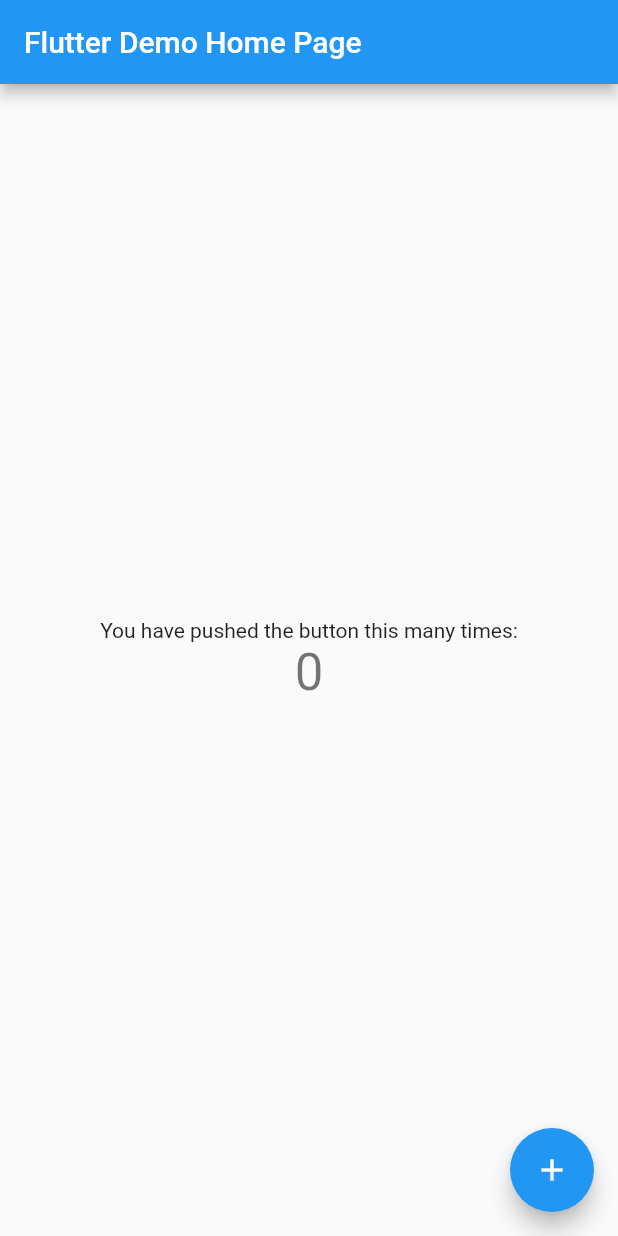
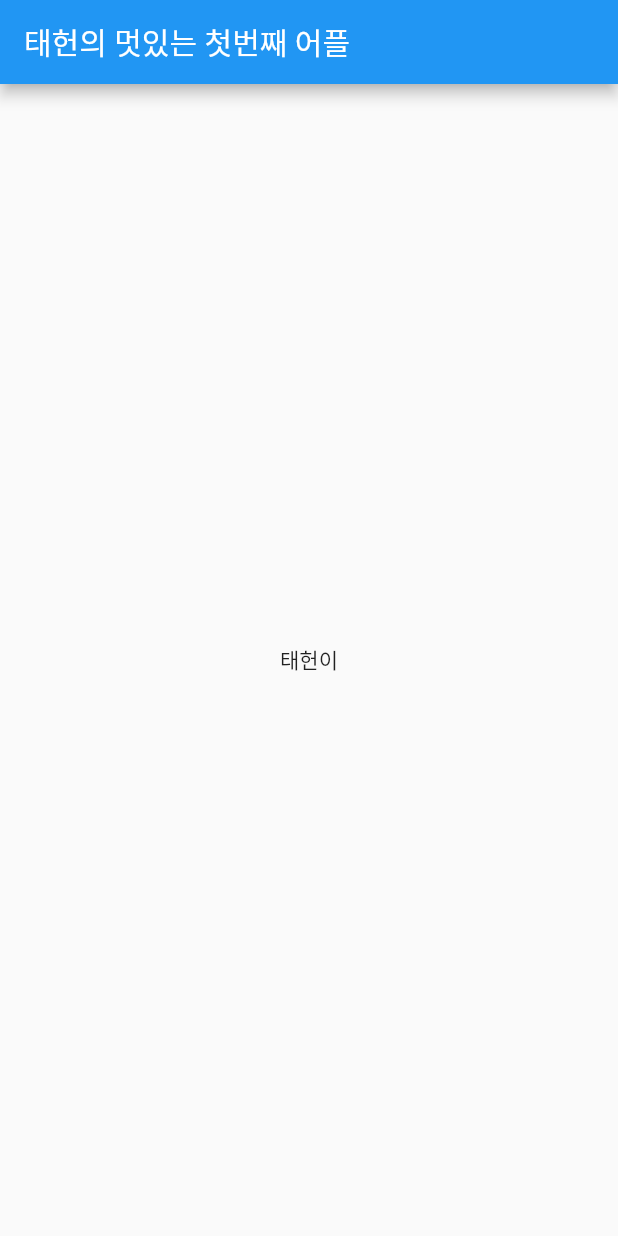
Before and after one commit to formegusto/study-basic-flutter, a Flutter app: the screen it shows after launch, on a phone screen of 412 x 824 dp. Run offline on Flutter 3.47's test engine with Material 2 defaults, Android fonts, the phone set to English and light mode, and no system bars.

Commit message:
My First Flutter App

```diff
--- a/lib/main.dart
+++ b/lib/main.dart
@@ -1,117 +1,14 @@
 import 'package:flutter/material.dart';
 
-void main() {
-  runApp(MyApp());
-}
+void main() => runApp(StudyApp());
 
-class MyApp extends StatelessWidget {
-  // This widget is the root of your application.
+class StudyApp extends StatelessWidget {
   @override
   Widget build(BuildContext context) {
+    // TODO: implement build
     return MaterialApp(
-      title: 'Flutter Demo',
-      theme: ThemeData(
-        // This is the theme of your application.
-        //
-        // Try running your application with "flutter run". You'll see the
-        // application has a blue toolbar. Then, without quitting the app, try
-        // changing the primarySwatch below to Colors.green and then invoke
-        // "hot reload" (press "r" in the console where you ran "flutter run",
-        // or simply save your changes to "hot reload" in a Flutter IDE).
-        // Notice that the counter didn't reset back to zero; the application
-        // is not restarted.
-        primarySwatch: Colors.blue,
-        // This makes the visual density adapt to the platform that you run
-        // the app on. For desktop platforms, the controls will be smaller and
-        // closer together (more dense) than on mobile platforms.
-        visualDensity: VisualDensity.adaptivePlatformDensity,
-      ),
-      home: MyHomePage(title: 'Flutter Demo Home Page'),
-    );
+        home: Scaffold(
+            appBar: AppBar(title: Text("태헌의 멋있는 첫번째 어플")),
+            body: Center(child: Text("태헌이"))));
   }
 }
-
-class MyHomePage extends StatefulWidget {
-  MyHomePage({Key key, this.title}) : super(key: key);
-
-  // This widget is the home page of your application. It is stateful, meaning
-  // that it has a State object (defined below) that contains fields that affect
-  // how it looks.
-
-  // This class is the configuration for the state. It holds the values (in this
-  // case the title) provided by the parent (in this case the App widget) and
-  // used by the build method of the State. Fields in a Widget subclass are
-  // always marked "final".
-
-  final String title;
-
-  @override
-  _MyHomePageState createState() => _MyHomePageState();
-}
-
-class _MyHomePageState extends State<MyHomePage> {
-  int _counter = 0;
-
-  void _incrementCounter() {
-    setState(() {
-      // This call to setState tells the Flutter framework that something has
-      // changed in this State, which causes it to rerun the build method below
-      // so that the display can reflect the updated values. If we changed
-      // _counter without calling setState(), then the build method would not be
-      // called again, and so nothing would appear to happen.
-      _counter++;
-    });
-  }
-
-  @override
-  Widget build(BuildContext context) {
-    // This method is rerun every time setState is called, for instance as done
-    // by the _incrementCounter method above.
-    //
-    // The Flutter framework has been optimized to make rerunning build methods
-    // fast, so that you can just rebuild anything that needs updating rather
-    // than having to individually change instances of widgets.
-    return Scaffold(
-      appBar: AppBar(
-        // Here we take the value from the MyHomePage object that was created by
-        // the App.build method, and use it to set our appbar title.
-        title: Text(widget.title),
-      ),
-      body: Center(
-        // Center is a layout widget. It takes a single child and positions it
-        // in the middle of the parent.
-        child: Column(
-          // Column is also a layout widget. It takes a list of children and
-          // arranges them vertically. By default, it sizes itself to fit its
-          // children horizontally, and tries to be as tall as its parent.
-          //
-          // Invoke "debug painting" (press "p" in the console, choose the
-          // "Toggle Debug Paint" action from the Flutter Inspector in Android
-          // Studio, or the "Toggle Debug Paint" command in Visual Studio Code)
-          // to see the wireframe for each widget.
-          //
-          // Column has various properties to control how it sizes itself and
-          // how it positions its children. Here we use mainAxisAlignment to
-          // center the children vertically; the main axis here is the vertical
-          // axis because Columns are vertical (the cross axis would be
-          // horizontal).
-          mainAxisAlignment: MainAxisAlignment.center,
-          children: <Widget>[
-            Text(
-              'You have pushed the button this many times:',
-            ),
-            Text(
-              '$_counter',
-              style: Theme.of(context).textTheme.headline4,
-            ),
-          ],
-        ),
-      ),
-      floatingActionButton: FloatingActionButton(
-        onPressed: _incrementCounter,
-        tooltip: 'Increment',
-        child: Icon(Icons.add),
-      ), // This trailing comma makes auto-formatting nicer for build methods.
-    );
-  }
-}
```
Also changed, not shown: 1 other file.
